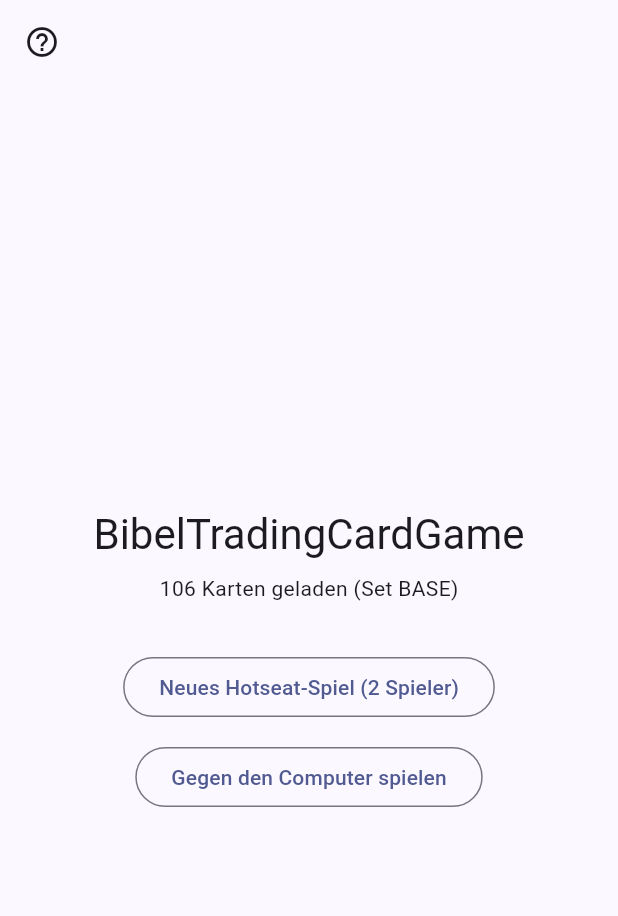
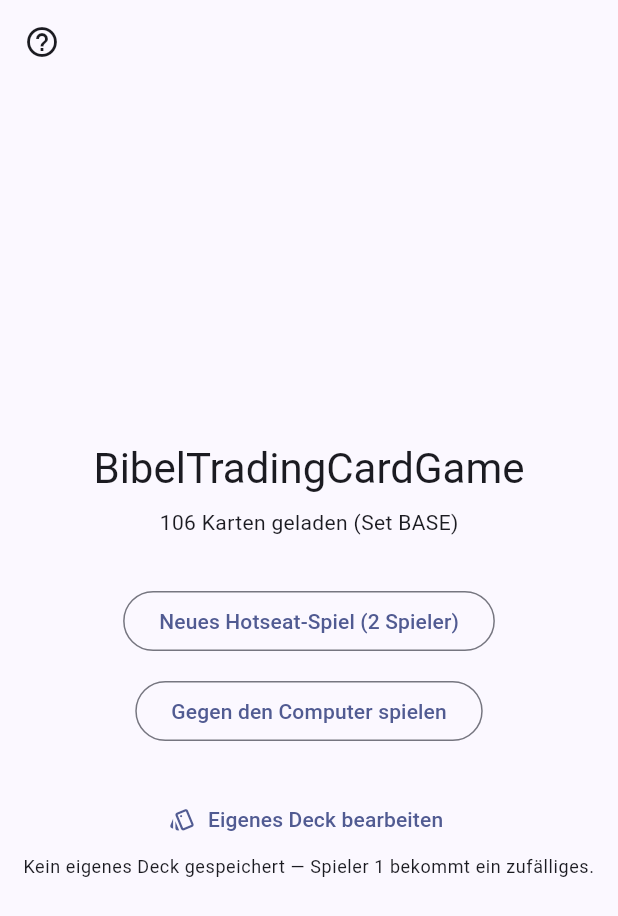
Before and after one commit to Paradoxianer/BibelTradingCardGame, a Flutter app: the StartScreen screen opened directly, on a phone screen of 412 x 824 dp. Shown: the top 916 px of the screen. Run offline on Flutter 3.47's test engine with Material 3 defaults, Android fonts, the phone set to English and light mode, and no system bars; our stand-ins replace flutter_bloc, hydrated_bloc.

Commit message:
Deckbau-Screen: eigenes Deck aus dem vollen Kartenpool zusammenstellen
Bisher gab es nur baueZufaelligesDeck — kein Weg, ein Deck selbst
zusammenzustellen (Issue #17). Neu:

- engine: pruefeDeck() prüft ein Deck gegen REGELWERK §2 (35 Karten, genau
  7 unterschiedliche Evil, anzahlImDeckMax je Karte) und liefert lesbare
  Fehlertexte statt nur wahr/falsch, damit der Screen sie direkt anzeigen
  kann.
- app: DeckbauScreen listet den ganzen Kartenpool nach Kategorie
  gruppiert, mit Live-Zähler je Karte und Live-Validierung über
  pruefeDeck(). "Zufällig füllen" nimmt baueZufaelligesDeck als Vorschlag,
  "Speichern" ist erst aktiv, wenn das Deck gültig ist.
- DeckRepository persistiert die Kartenliste (IDs) direkt über
  HydratedBloc.storage, wie GameBloc es für Spielstände tut. Vorerst ein
  Deck pro Gerät, kein Ownership-System (#10/#11 stehen noch aus) — bis
  dahin steht der volle Bestand zur Auswahl.
- StartScreen nutzt das gespeicherte Deck für Spieler 1, wenn eines
  existiert und gültig ist, sonst wie bisher den Zufallsfallback.

Verifiziert im Browser: Deck bauen, "Zufällig füllen", Speichern, Rückkehr
zum Startscreen zeigt "Eigenes Deck aktiv (35 Karten)". dart analyze +
dart test (engine, +6) und flutter analyze + flutter test (app, +9) grün.

Claude-Session: https://claude.ai/code/session_01MWcGLACcvbUuCYvGTkfgKL

```diff
--- /dev/null
+++ b/app/lib/data/deck_repository.dart
@@ -0,0 +1,31 @@
+import 'package:btcg_engine/engine.dart';
+import 'package:hydrated_bloc/hydrated_bloc.dart';
+
+/// Persistiert das eigene, selbst zusammengestellte Deck als Liste von
+/// Karten-IDs (Wiederholungen erlaubt) — direkt über [HydratedBloc.storage],
+/// wie [GameBloc] es für den Spielstand tut (spiel_persistenz.dart). Vorerst
+/// genau ein Deck pro Gerät (Issue #17 nennt mehrere Decks als Ausblick).
+class DeckRepository {
+  static const String _schluessel = 'EigenesDeck';
+
+  static bool vorhanden() => HydratedBloc.storage.read(_schluessel) != null;
+
+  static Future<void> speichere(List<Karte> deck) =>
+      HydratedBloc.storage.write(_schluessel, [for (final k in deck) k.id]);
+
+  static Future<void> loesche() => HydratedBloc.storage.delete(_schluessel);
+
+  /// Löst die gespeicherten IDs gegen [alleKarten] auf. IDs, die es im
+  /// aktuellen Kartenset nicht mehr gibt (Datensatz geändert), fallen
+  /// stillschweigend weg — wie beim Laden eines gespeicherten Spiels
+  /// (parseGespeichertePartie in spiel_persistenz.dart).
+  static List<Karte> lade(List<Karte> alleKarten) {
+    final ids = HydratedBloc.storage.read(_schluessel) as List<dynamic>?;
+    if (ids == null) return const [];
+    final karteNachId = {for (final k in alleKarten) k.id: k};
+    return [
+      for (final id in ids)
+        if (karteNachId[id as String] != null) karteNachId[id]!,
+    ];
+  }
+}
--- a/app/lib/ui/screens/start_screen.dart
+++ b/app/lib/ui/screens/start_screen.dart
@@ -8,7 +8,9 @@ import 'package:hydrated_bloc/hydrated_bloc.dart';
 
 import '../../bloc/game_bloc.dart';
 import '../../bloc/spiel_persistenz.dart';
+import '../../data/deck_repository.dart';
 import '../../data/kartenset_loader.dart';
+import 'deckbau_screen.dart';
 import 'onboarding_screen.dart';
 import 'spiel_screen.dart';
 
@@ -59,12 +61,7 @@ class _StartScreenState extends State<StartScreen> {
     final random = Random();
     final seed = random.nextInt(1 << 31);
     final aufbauListe = [
-      baueZufaelligesDeck(
-        id: 'p1',
-        name: 'Spieler 1',
-        alleKarten: kartenset.alleKarten,
-        seed: seed,
-      ),
+      _spieler1Aufbau(kartenset, seed),
       baueZufaelligesDeck(
         id: 'p2',
         name: botSpieler.containsKey('p2') ? 'Computer' : 'Spieler 2',
@@ -104,6 +101,28 @@ class _StartScreenState extends State<StartScreen> {
     );
   }
 
+  /// Nutzt das gespeicherte eigene Deck (Issue #17), wenn eines vorhanden und
+  /// gültig ist — sonst wie bisher ein zufälliges Deck als Fallback.
+  SpielerAufbau _spieler1Aufbau(Kartenset kartenset, int seed) {
+    final eigenesDeck = DeckRepository.lade(kartenset.alleKarten);
+    if (eigenesDeck.isNotEmpty && pruefeDeck(eigenesDeck).isEmpty) {
+      final eStart = kartenset.alleKarten.firstWhere((k) => k.kategorie == Kategorie.start);
+      return SpielerAufbau(id: 'p1', name: 'Spieler 1', deck: eigenesDeck, eStart: eStart);
+    }
+    return baueZufaelligesDeck(
+      id: 'p1',
+      name: 'Spieler 1',
+      alleKarten: kartenset.alleKarten,
+      seed: seed,
+    );
+  }
+
+  void _deckBearbeiten(BuildContext context, Kartenset kartenset) {
+    Navigator.of(context)
+        .push(MaterialPageRoute(builder: (_) => DeckbauScreen(kartenset: kartenset)))
+        .then((_) => setState(() {}));
+  }
+
   void _regelnZeigen(BuildContext context) {
     Navigator.of(context).push(
       MaterialPageRoute(
@@ -138,6 +157,8 @@ class _StartScreenState extends State<StartScreen> {
             }
             final kartenset = snapshot.data!;
             final fortsetzenMoeglich = GameBloc.gespeichertesSpielVorhanden();
+            final eigenesDeck = DeckRepository.lade(kartenset.alleKarten);
+            final eigenesDeckAktiv = eigenesDeck.isNotEmpty && pruefeDeck(eigenesDeck).isEmpty;
             return Column(
               mainAxisAlignment: MainAxisAlignment.center,
               children: [
@@ -173,6 +194,19 @@ class _StartScreenState extends State<StartScreen> {
                   ),
                   child: const Text('Gegen den Computer spielen'),
                 ),
+                const SizedBox(height: 24),
+                TextButton.icon(
+                  onPressed: () => _deckBearbeiten(context, kartenset),
+                  icon: const Icon(Icons.style_outlined),
+                  label: const Text('Eigenes Deck bearbeiten'),
+                ),
+                Text(
+                  eigenesDeckAktiv
+                      ? 'Eigenes Deck aktiv (${eigenesDeck.length} Karten) — Spieler 1 spielt damit.'
+                      : 'Kein eigenes Deck gespeichert — Spieler 1 bekommt ein zufälliges.',
+                  style: Theme.of(context).textTheme.bodySmall,
+                  textAlign: TextAlign.center,
+                ),
               ],
             );
           },
--- a/engine/lib/rules/deckbau.dart
+++ b/engine/lib/rules/deckbau.dart
@@ -6,8 +6,9 @@ const int kEvilAnzahlImDeck = 7;
 
 /// Baut zufällig ein regelkonformes 35-Karten-Deck (REGELWERK §2): 7
 /// unterschiedliche Evil-Karten + 28 Ressourcenkarten (Wiederholungen bis
-/// `anzahlImDeckMax`). Genutzt von App (Hotseat-Prototyp) und Simulator —
-/// ein echter Deckbau-Screen ist ROADMAP Phase 3.
+/// `anzahlImDeckMax`). Genutzt von Simulator, Bot-Gegner und als
+/// Schnellstart-Fallback in der App, wenn (noch) kein eigenes Deck
+/// gespeichert ist (Deckbau-Screen, Issue #17).
 SpielerAufbau baueZufaelligesDeck({
   required String id,
   required String name,
@@ -41,3 +42,43 @@ SpielerAufbau baueZufaelligesDeck({
 
   return SpielerAufbau(id: id, name: name, deck: deck, eStart: eStart);
 }
+
+/// Prüft ein selbst zusammengestelltes Deck gegen REGELWERK §2. Leere Liste
+/// heißt gültig — sonst je Verstoß ein für Spieler:innen lesbarer Satz, damit
+/// der Deckbau-Screen sie direkt anzeigen kann.
+List<String> pruefeDeck(List<Karte> deck) {
+  final fehler = <String>[];
+
+  if (deck.any((k) => k.kategorie == Kategorie.start)) {
+    fehler.add('Die Startkarte gehört nicht ins Deck, sie liegt automatisch aus.');
+  }
+
+  final evil = deck.where((k) => k.kategorie == Kategorie.evil).toList();
+  if (evil.length != kEvilAnzahlImDeck) {
+    fehler.add('${evil.length} von genau $kEvilAnzahlImDeck Evil-Karten.');
+  }
+  if (evil.map((k) => k.id).toSet().length != evil.length) {
+    fehler.add('Evil-Karten müssen alle unterschiedlich sein.');
+  }
+
+  final anzahlJeId = <String, int>{};
+  for (final karte in deck) {
+    anzahlJeId[karte.id] = (anzahlJeId[karte.id] ?? 0) + 1;
+  }
+  final karteNachId = {for (final k in deck) k.id: k};
+  for (final eintrag in anzahlJeId.entries) {
+    final karte = karteNachId[eintrag.key]!;
+    if (eintrag.value > karte.anzahlImDeckMax) {
+      fehler.add(
+        '"${karte.name}" ${eintrag.value}× im Deck, erlaubt sind höchstens '
+        '${karte.anzahlImDeckMax}.',
+      );
+    }
+  }
+
+  if (deck.length != kDeckGroesse) {
+    fehler.add('${deck.length} von genau $kDeckGroesse Karten.');
+  }
+
+  return fehler;
+}
```
Also changed, not shown: app/lib/ui/screens/deckbau_screen.dart (added, +195 -0 lines), 2 other files.
